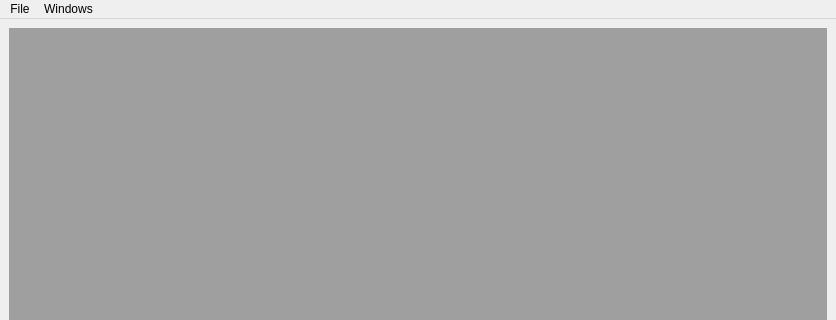
Before: the Qt Designer form oat/views/ui_main_window.ui in Oli4/oat, drawn with Qt 5; both pictures show x 0 to 836 and y 0 to 320 of the 836 by 637 pixel window.
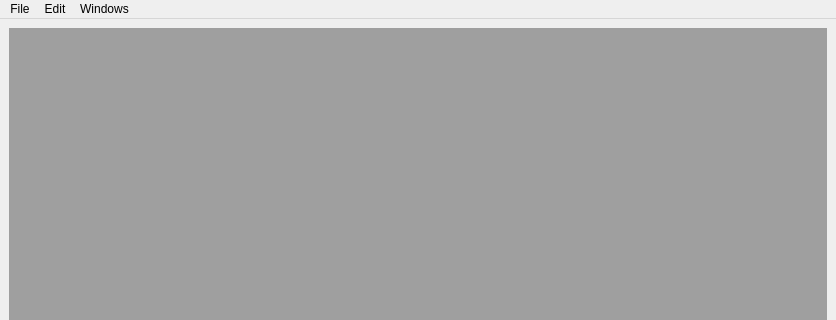
After: the same form once the commit is applied. Icons and pictures are not drawn.

Patch:
```diff
--- a/oat/views/ui_main_window.ui
+++ b/oat/views/ui_main_window.ui
@@ -53,7 +53,15 @@
     <addaction name="actionToggle3D"/>
     <addaction name="actionToogleToolbox"/>
    </widget>
+   <widget class="QMenu" name="menuEdit">
+    <property name="title">
+     <string>Edit</string>
+    </property>
+    <addaction name="actionUndo"/>
+    <addaction name="actionRedo"/>
+   </widget>
    <addaction name="menuFile"/>
+   <addaction name="menuEdit"/>
    <addaction name="menuWindows"/>
   </widget>
   <widget class="QStatusBar" name="statusbar"/>
```
Left out of the diff: 41 changed lines with no effect on the pictures.
